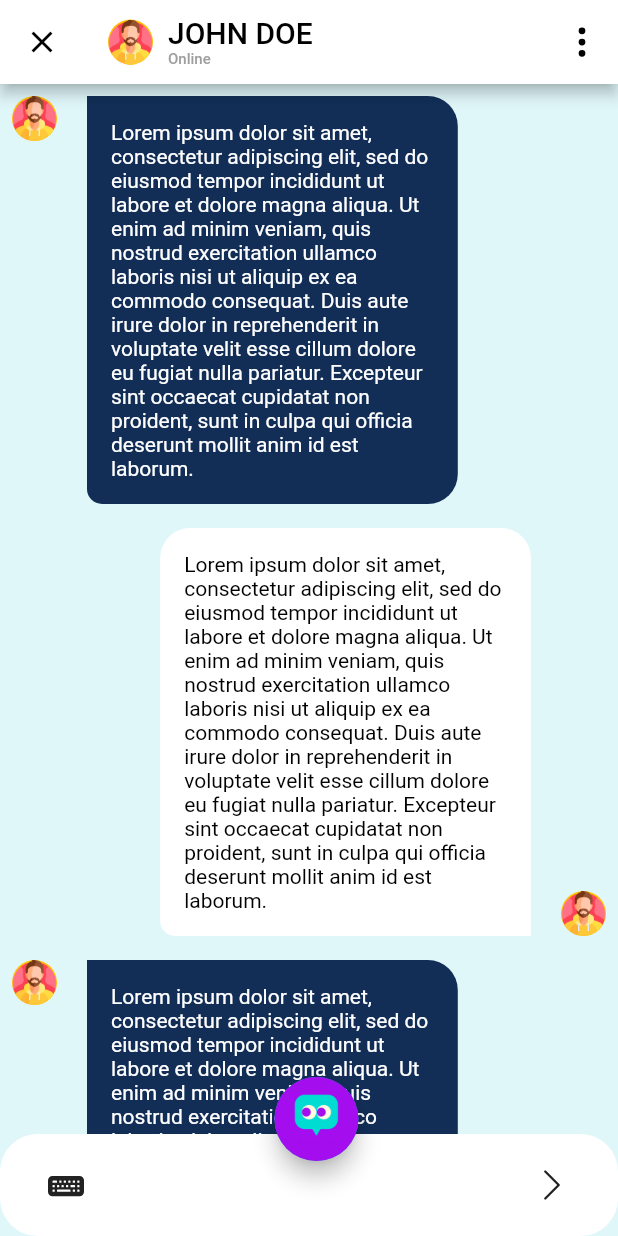
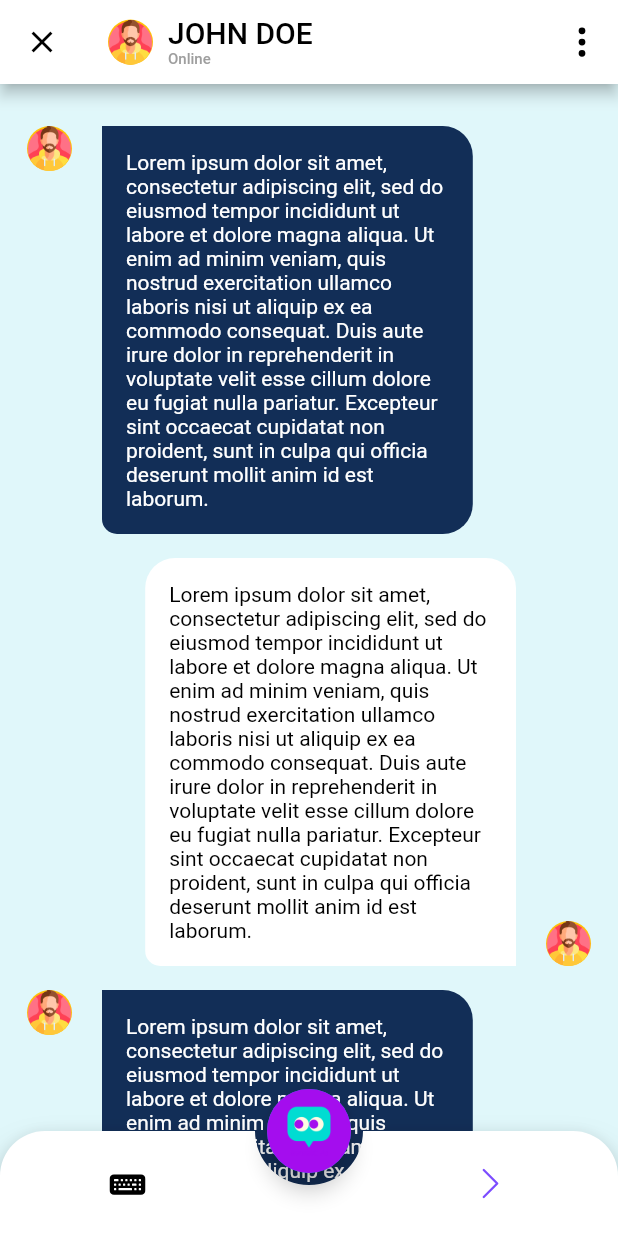
Before and after one commit to S-Haq-ue/test030924, a Flutter app: the ChatScreen screen opened directly, after a tap on the "close" icon, on a phone screen of 412 x 824 dp. Run offline on Flutter 3.47's test engine with Material 3 defaults, Android fonts, the light colour scheme and no system bars; our stand-ins replace carousel_slider, google_fonts, icons_plus.

Commit message:
chat screen completed

```diff
--- a/lib/main.dart
+++ b/lib/main.dart
@@ -1,6 +1,5 @@
 import 'package:flutter/material.dart';
-// import 'package:togen_test/screens/chat_screen.dart';
-import 'package:togen_test/screens/flash_card/flash_card.dart';
+import 'package:togen_test/screens/chat_screen/chat_screen.dart';
 
 void main() {
   runApp(const MyApp());
@@ -19,7 +18,7 @@ class MyApp extends StatelessWidget {
         scaffoldBackgroundColor: Colors.white,
         useMaterial3: false,
       ),
-      home: const FlashCard(),
+      home: const ChatScreen(),
     );
   }
 }
--- a/lib/screens/chat_screen.dart
+++ /dev/null
@@ -1,247 +0,0 @@
-import 'package:flutter/material.dart';
-import 'package:flutter/services.dart';
-import 'package:icons_plus/icons_plus.dart';
-import 'package:togen_test/chat_data.dart';
-import 'package:togen_test/data.dart';
-
-class ChatScreen extends StatefulWidget {
-  const ChatScreen({super.key});
-
-  @override
-  State<ChatScreen> createState() => _ChatScreenState();
-}
-
-class _ChatScreenState extends State<ChatScreen> {
-  @override
-  Widget build(BuildContext context) {
-    return SafeArea(
-      child: Scaffold(
-        backgroundColor: Colors.cyan[50],
-        appBar: AppBar(
-          leading: IconButton(
-            onPressed: () {},
-            icon: const Icon(
-              Icons.close,
-              color: Colors.black,
-            ),
-          ),
-          title: const Row(
-            children: [
-              CircleAvatar(
-                maxRadius: 15,
-                minRadius: 10,
-                backgroundColor: Colors.amber,
-                child: Image(
-                  image: AssetImage("assets/images/man.png"),
-                  fit: BoxFit.contain,
-                ),
-              ),
-              SizedBox(
-                width: 10,
-              ),
-              Column(
-                mainAxisAlignment: MainAxisAlignment.center,
-                mainAxisSize: MainAxisSize.min,
-                crossAxisAlignment: CrossAxisAlignment.start,
-                children: [
-                  Text(
-                    "JOHN DOE",
-                    style: TextStyle(color: Colors.black),
-                  ),
-                  Text(
-                    "Online",
-                    style: TextStyle(color: Colors.grey),
-                    textScaler: TextScaler.linear(0.5),
-                  ),
-                ],
-              ),
-            ],
-          ),
-          backgroundColor: Colors.white,
-          actions: [
-            IconButton(
-              onPressed: () {},
-              icon: const Icon(
-                Bootstrap.three_dots_vertical,
-                color: Colors.black,
-              ),
-            ),
-          ],
-        ),
-        body: Stack(
-          children: [
-            ListView.builder(
-              itemCount: chatDataList.length,
-              itemBuilder: (context, index) {
-                return Padding(
-                  padding: const EdgeInsets.all(8.0),
-                  child: Row(
-                    crossAxisAlignment:
-                        chatDataList[index].user == 1 ? CrossAxisAlignment.end : CrossAxisAlignment.start,
-                    children: [
-                      if (chatDataList[index].user == 0)
-                        const CircleAvatar(
-                          maxRadius: 15,
-                          minRadius: 10,
-                          backgroundColor: Colors.amber,
-                          child: Image(
-                            image: AssetImage("assets/images/man.png"),
-                            fit: BoxFit.contain,
-                          ),
-                        ),
-                      const SizedBox(
-                        width: 20,
-                      ),
-                      if (chatDataList[index].user == 1) const Spacer(),
-                      ChatContainer(chat: chatDataList[index]),
-                      if (chatDataList[index].user == 1)
-                        const SizedBox(
-                          width: 20,
-                        ),
-                      if (chatDataList[index].user == 1)
-                        const CircleAvatar(
-                          maxRadius: 15,
-                          minRadius: 10,
-                          backgroundColor: Colors.amber,
-                          child: Image(
-                            image: AssetImage("assets/images/man.png"),
-                            fit: BoxFit.contain,
-                          ),
-                        ),
-                    ],
-                  ),
-                );
-              },
-            ),
-            Stack(
-              children: [
-                SizedBox(
-                  height: MediaQuery.of(context).size.height,
-                  child: Column(
-                    children: [
-                      const Spacer(),
-                      Container(
-                        width: double.maxFinite,
-                        decoration: BoxDecoration(
-                          borderRadius: BorderRadius.circular(25),
-                          color: Colors.white,
-                        ),
-                        child: Padding(
-                          padding: const EdgeInsets.symmetric(horizontal: 20, vertical: 10),
-                          child: Row(
-                            mainAxisAlignment: MainAxisAlignment.spaceBetween,
-                            children: [
-                              IconButton(
-                                onPressed: () {
-                                  SystemChannels.textInput.invokeMethod("TextInput.show");
-                                },
-                                icon: const Icon(Bootstrap.keyboard_fill),
-                              ),
-                              IconButton(onPressed: () {}, icon: const Icon(Bootstrap.chevron_right),),
-                            ],
-                          ),
-                        ),
-                      ),
-                    ],
-                  ),
-                ),
-                Positioned(
-                  bottom: 50,
-                  right: MediaQuery.of(context).size.width*0.42,
-                  child: Center(
-                    child: FloatingActionButton(
-                      onPressed: () {},
-                      child: const CircleAvatar(
-                          maxRadius: double.maxFinite,
-                          backgroundColor: Color.fromARGB(255, 164, 13, 238),
-                          child: Image(
-                            image: AssetImage("assets/images/chat2.png"),
-                            fit: BoxFit.cover,
-                          ),
-                        ),
-                    ),
-                  ),
-                ),
-              ],
-            ),
-          ],
-        ),
-      ),
-    );
-  }
-}
-
-class ChatContainer extends StatelessWidget {
-  const ChatContainer({
-    super.key,
-    required this.chat,
-  });
-
-  final ChatModel chat;
-
-  @override
-  Widget build(BuildContext context) {
-    return Container(
-      width: MediaQuery.of(context).size.width * 0.6,
-      decoration: BoxDecoration(
-          color: chat.user == 0 ? const Color.fromARGB(255, 18, 46, 87) : Colors.white,
-          borderRadius: BorderRadius.only(
-            bottomLeft: const Radius.circular(10),
-            bottomRight: chat.user == 0 ? const Radius.circular(20) : const Radius.circular(0),
-            topLeft: chat.user == 0 ? const Radius.circular(0) : const Radius.circular(20),
-            topRight: const Radius.circular(20),
-          )),
-      child: Padding(
-        padding: const EdgeInsets.all(16),
-        child: Text(
-          testText,
-          style: TextStyle(color: chat.user == 0 ? Colors.white : Colors.black),
-        ),
-      ),
-    );
-  }
-}
-
-// class BottomStructure extends CustomPainter {
-//   @override
-//   void paint(Canvas canvas, Size size) {
-//     // Layer 1
-
-//     Paint paintFill0 = Paint()
-//       ..color = const Color.fromARGB(255, 255, 255, 255)
-//       ..style = PaintingStyle.fill
-//       ..strokeWidth = size.width * 0.2
-//       ..strokeCap = StrokeCap.round
-//       ..strokeJoin = StrokeJoin.round;
-
-//     Path path_0 = Path();
-//     path_0.moveTo(size.width * 0.2925000, size.height * 0.4314286);
-//     path_0.lineTo(size.width * 0.2924750, size.height * 0.5690143);
-//     path_0.lineTo(size.width * 0.6691667, size.height * 0.5714286);
-//     path_0.lineTo(size.width * 0.6675000, size.height * 0.4300000);
-//     path_0.lineTo(size.width * 0.5441667, size.height * 0.4314286);
-//     path_0.lineTo(size.width * 0.5000750, size.height * 0.5008857);
-//     path_0.lineTo(size.width * 0.4587833, size.height * 0.4991429);
-//     path_0.lineTo(size.width * 0.4183333, size.height * 0.4300000);
-//     path_0.lineTo(size.width * 0.2925000, size.height * 0.4314286);
-//     path_0.close();
-
-//     canvas.drawPath(path_0, paintFill0);
-
-//     // Layer 1
-
-//     Paint paintStroke0 = Paint()
-//       ..color = const Color.fromARGB(255, 33, 150, 243)
-//       ..style = PaintingStyle.stroke
-//       ..strokeWidth = size.width * 0.00
-//       ..strokeCap = StrokeCap.round
-//       ..strokeJoin = StrokeJoin.round;
-
-//     canvas.drawPath(path_0, paintStroke0);
-//   }
-
-//   @override
-//   bool shouldRepaint(covariant CustomPainter oldDelegate) {
-//     return true;
-//   }
-// }
--- /dev/null
+++ b/lib/screens/chat_screen/chat_screen.dart
@@ -0,0 +1,205 @@
+import 'package:animated_bottom_navigation_bar/animated_bottom_navigation_bar.dart';
+import 'package:flutter/material.dart';
+import 'package:flutter/services.dart';
+import 'package:icons_plus/icons_plus.dart';
+import 'package:provider/provider.dart';
+import 'package:togen_test/chat_data.dart';
+import 'package:togen_test/data.dart';
+import 'package:togen_test/screens/chat_screen/provider_chat_screen.dart';
+
+class ChatScreen extends StatelessWidget {
+  const ChatScreen({super.key});
+
+  @override
+  Widget build(BuildContext context) {
+    return ChangeNotifierProvider(
+      create: (context) => ChatScreenProvider(),
+      child: SafeArea(
+        child: Scaffold(
+          backgroundColor: Colors.cyan[50],
+          appBar: AppBar(
+            leading: IconButton(
+              onPressed: () {},
+              icon: const Icon(
+                Icons.close,
+                color: Colors.black,
+              ),
+            ),
+            title: const Row(
+              children: [
+                CircleAvatar(
+                  maxRadius: 15,
+                  minRadius: 10,
+                  backgroundColor: Colors.amber,
+                  child: Image(
+                    image: AssetImage("assets/images/man.png"),
+                    fit: BoxFit.contain,
+                  ),
+                ),
+                SizedBox(
+                  width: 10,
+                ),
+                Column(
+                  mainAxisAlignment: MainAxisAlignment.center,
+                  mainAxisSize: MainAxisSize.min,
+                  crossAxisAlignment: CrossAxisAlignment.start,
+                  children: [
+                    Text(
+                      "JOHN DOE",
+                      style: TextStyle(color: Colors.black),
+                    ),
+                    Text(
+                      "Online",
+                      style: TextStyle(color: Colors.grey),
+                      textScaler: TextScaler.linear(0.5),
+                    ),
+                  ],
+                ),
+              ],
+            ),
+            backgroundColor: Colors.white,
+            actions: [
+              IconButton(
+                onPressed: () {},
+                icon: const Icon(
+                  Bootstrap.three_dots_vertical,
+                  color: Colors.black,
+                ),
+              ),
+            ],
+          ),
+          body: Stack(
+            children: [
+              Consumer<ChatScreenProvider>(builder: (context, chatScreenProvider, child) {
+                return Column(
+                  children: [
+                    Expanded(
+                      child: Padding(
+                        padding: const EdgeInsets.symmetric(horizontal: 10, vertical: 20),
+                        child: ListView.builder(
+                          controller: chatScreenProvider.scrollController,
+                          itemCount: chatDataList.length,
+                          itemBuilder: (context, index) {
+                            return Padding(
+                              padding: const EdgeInsets.all(8.0),
+                              child: Row(
+                                crossAxisAlignment:
+                                    chatDataList[index].user == 1 ? CrossAxisAlignment.end : CrossAxisAlignment.start,
+                                children: [
+                                  if (chatDataList[index].user == 0)
+                                    const CircleAvatar(
+                                      maxRadius: 15,
+                                      minRadius: 10,
+                                      backgroundColor: Colors.amber,
+                                      child: Image(
+                                        image: AssetImage("assets/images/man.png"),
+                                        fit: BoxFit.contain,
+                                      ),
+                                    ),
+                                  const SizedBox(
+                                    width: 20,
+                                  ),
+                                  if (chatDataList[index].user == 1) const Spacer(),
+                                  ChatContainer(chat: chatDataList[index]),
+                                  if (chatDataList[index].user == 1)
+                                    const SizedBox(
+                                      width: 20,
+                                    ),
+                                  if (chatDataList[index].user == 1)
+                                    const CircleAvatar(
+                                      maxRadius: 15,
+                                      minRadius: 10,
+                                      backgroundColor: Colors.amber,
+                                      child: Image(
+                                        image: AssetImage("assets/images/man.png"),
+                                        fit: BoxFit.contain,
+                                      ),
+                                    ),
+                                ],
+                              ),
+                            );
+                          },
+                        ),
+                      ),
+                    ),
+                    if (chatScreenProvider.isScrollsEnd)
+                      const SizedBox(
+                        height: 100,
+                      )
+                  ],
+                );
+              }),
+              Align(
+                alignment: Alignment.bottomCenter,
+                child: SizedBox(
+                  height: 100,
+                  child: Scaffold(
+                    backgroundColor: Colors.transparent,
+                    floatingActionButton: FloatingActionButton(
+                      onPressed: () {},
+                      child: const CircleAvatar(
+                        maxRadius: double.maxFinite,
+                        backgroundColor: Color.fromARGB(255, 164, 13, 238),
+                        child: Image(
+                          image: AssetImage("assets/images/chat2.png"),
+                          fit: BoxFit.cover,
+                        ),
+                      ),
+                    ),
+                    floatingActionButtonLocation: FloatingActionButtonLocation.centerDocked,
+                    bottomNavigationBar: AnimatedBottomNavigationBar(
+                      rightCornerRadius: 30,
+                      leftCornerRadius: 30,
+                      height: 70,
+                      icons: const [Bootstrap.keyboard_fill, Bootstrap.chevron_right],
+                      activeIndex: 1,
+                      gapLocation: GapLocation.center,
+                      notchSmoothness: NotchSmoothness.smoothEdge,
+                      onTap: (value) {
+                        if (value == 0) {
+                          SystemChannels.textInput.invokeMethod("TextInput.show");
+                          debugPrint("clicked");
+                        } else {}
+                      },
+                    ),
+                  ),
+                ),
+              )
+            ],
+          ),
+        ),
+      ),
+    );
+  }
+}
+
+class ChatContainer extends StatelessWidget {
+  const ChatContainer({
+    super.key,
+    required this.chat,
+  });
+
+  final ChatModel chat;
+
+  @override
+  Widget build(BuildContext context) {
+    return Container(
+      width: MediaQuery.of(context).size.width * 0.6,
+      decoration: BoxDecoration(
+          color: chat.user == 0 ? const Color.fromARGB(255, 18, 46, 87) : Colors.white,
+          borderRadius: BorderRadius.only(
+            bottomLeft: const Radius.circular(10),
+            bottomRight: chat.user == 0 ? const Radius.circular(20) : const Radius.circular(0),
+            topLeft: chat.user == 0 ? const Radius.circular(0) : const Radius.circular(20),
+            topRight: const Radius.circular(20),
+          )),
+      child: Padding(
+        padding: const EdgeInsets.all(16),
+        child: Text(
+          testText,
+          style: TextStyle(color: chat.user == 0 ? Colors.white : Colors.black),
+        ),
+      ),
+    );
+  }
+}
--- /dev/null
+++ b/lib/screens/chat_screen/provider_chat_screen.dart
@@ -0,0 +1,22 @@
+import 'package:flutter/material.dart';
+
+class ChatScreenProvider extends ChangeNotifier {
+  ChatScreenProvider() {
+    _scrollController = ScrollController();
+    _scrollController.addListener(_isScrollsendFunction);
+  }
+  late ScrollController _scrollController;
+  bool _isScrollsEnd = false;
+
+  ScrollController get scrollController => _scrollController;
+  bool get isScrollsEnd => _isScrollsEnd;
+
+  void _isScrollsendFunction() {
+    if (_scrollController.position.pixels == _scrollController.position.maxScrollExtent) {
+      _isScrollsEnd = true;
+    } else {
+      _isScrollsEnd = false;
+    }
+    notifyListeners();
+  }
+}
--- a/pubspec.yaml
+++ b/pubspec.yaml
@@ -35,6 +35,7 @@ dependencies:
   carousel_slider: ^5.0.0
   google_fonts: ^6.2.1
   provider: ^6.1.2
+  animated_bottom_navigation_bar: ^1.3.3
 
 
   # The following adds the Cupertino Icons font to your application.
```
Also changed, not shown: pubspec.lock.
